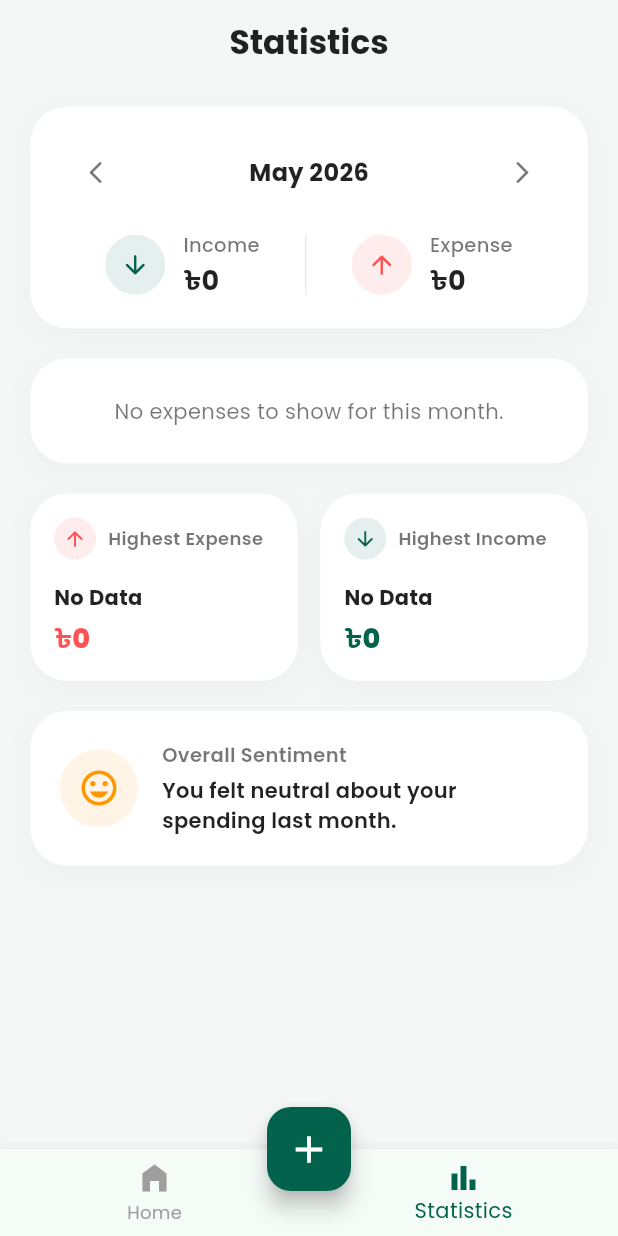
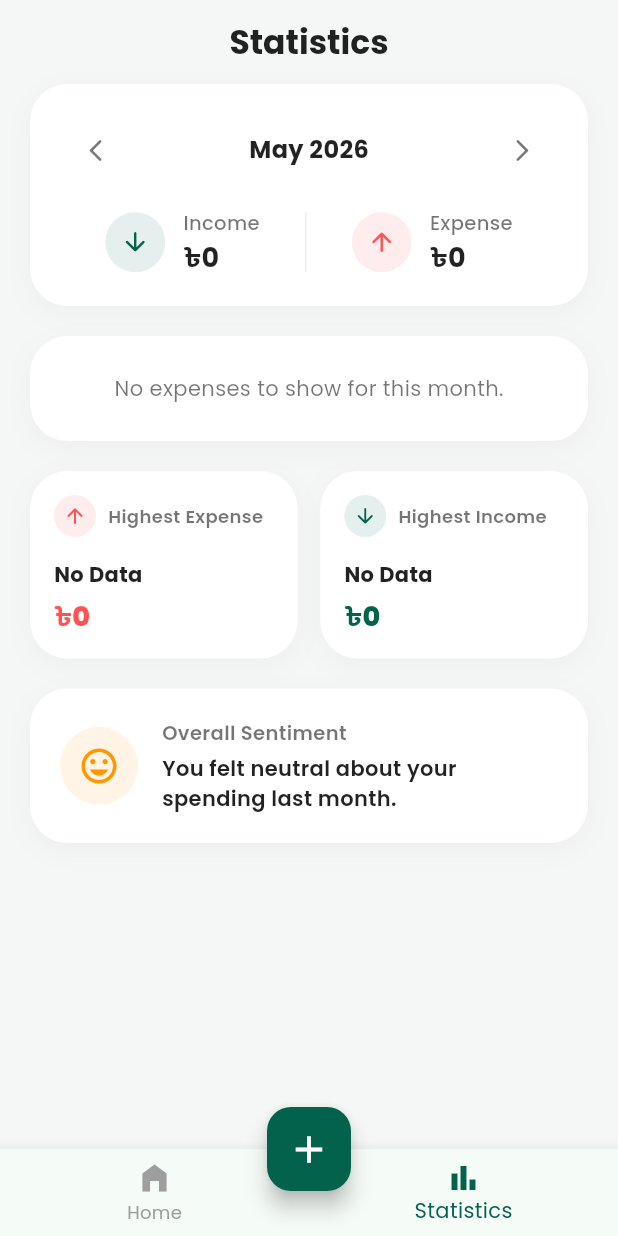
Before and after one commit to aniruddharoyarka/Khorcha, a Flutter app: the screen it shows once a user with an empty profile is signed in, item 2 of the bottom bar chosen, on a phone screen of 412 x 824 dp. Run offline on Flutter 3.47's test engine with Material 3 defaults, Android fonts, the phone set to English and light mode, and no system bars; our stand-ins replace cloud_firestore, firebase_auth, firebase_core, fl_chart, google_fonts; accounts and stored records are empty.

Commit message:
app name

```diff
--- a/lib/main.dart
+++ b/lib/main.dart
@@ -18,7 +18,6 @@ void main() async{
 class MyApp extends StatelessWidget {
   const MyApp({super.key});
 
-  // This widget is the root of your application.
   @override
   Widget build(BuildContext context) {
     return MaterialApp(
--- a/lib/pages/statistics_page.dart
+++ b/lib/pages/statistics_page.dart
@@ -124,7 +124,7 @@ class _StatisticsPageState extends State<StatisticsPage> {
       body: SafeArea(
         child: ListView(
           physics: const AlwaysScrollableScrollPhysics(),
-          padding: const EdgeInsets.symmetric(horizontal: 20, vertical: 15),
+          padding: const EdgeInsets.symmetric(horizontal: 20, vertical: 0),
           children: [
             MonthlySummaryCard(
               transactions: widget.transactions,
```
Also changed, not shown: 1 other file.
